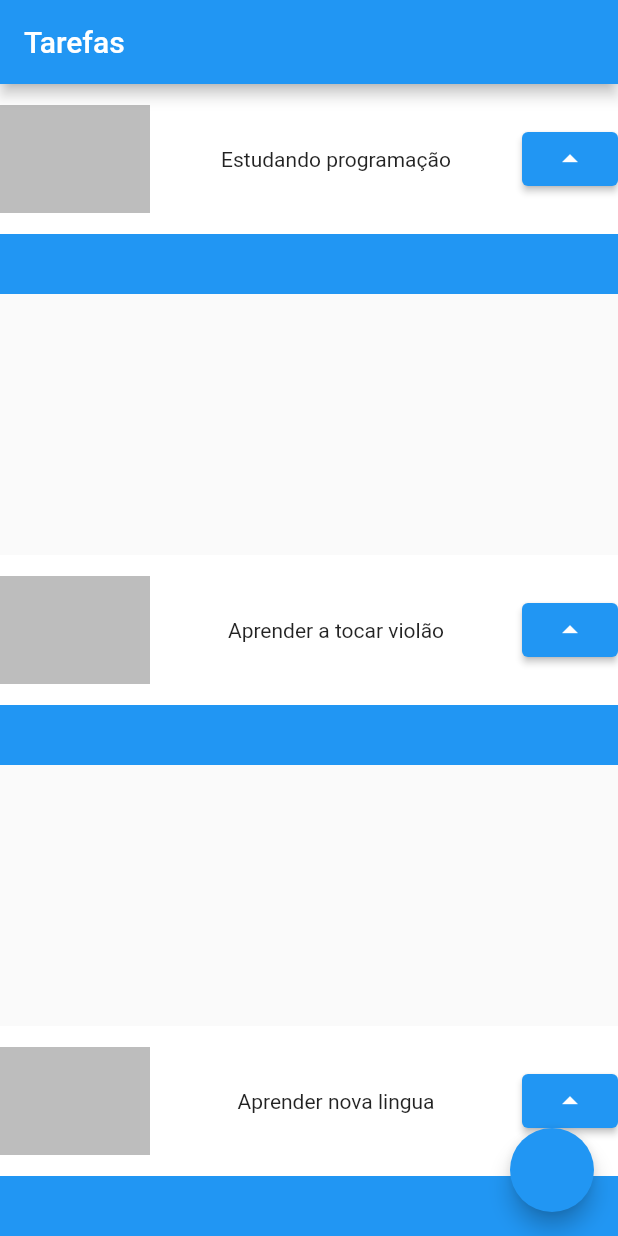
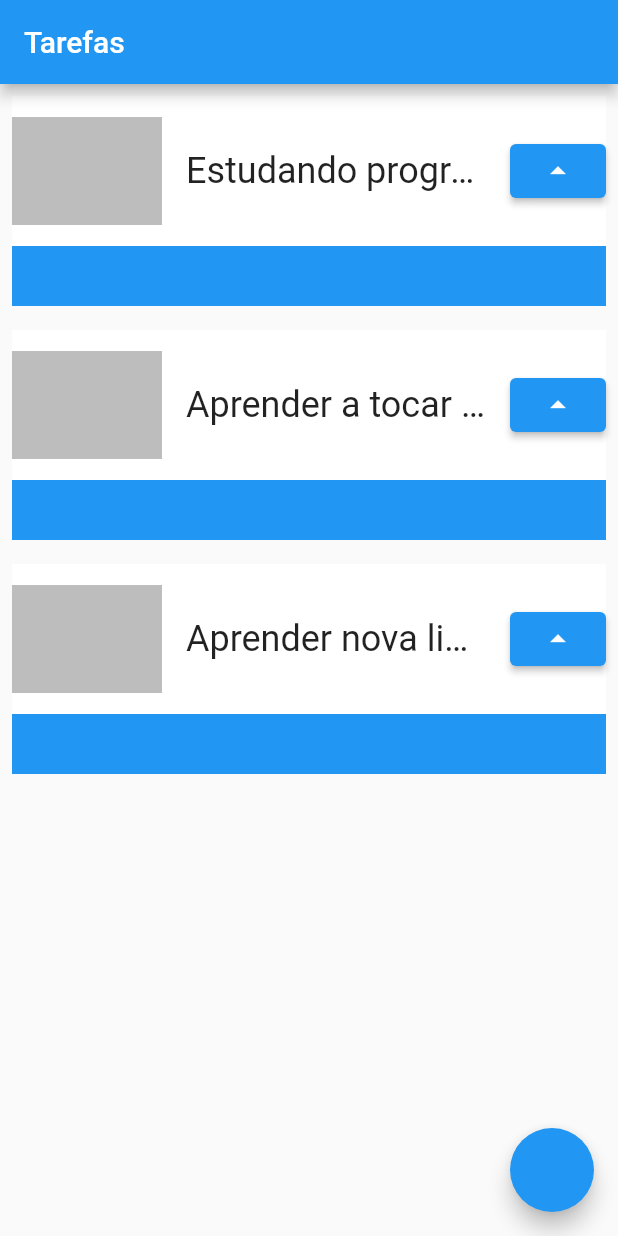
Before and after one commit to vieiragui/Fluttter, a Flutter app: the screen it shows after launch, on a phone screen of 412 x 824 dp. Run offline on Flutter 3.47's test engine with Material 2 defaults, Android fonts, the phone set to English and light mode, and no system bars.

Commit message:
Usando ListView, Padding e Overflow do Text

```diff
--- a/lib/main.dart
+++ b/lib/main.dart
@@ -18,8 +18,7 @@ class MyApp extends StatelessWidget {
         appBar: AppBar(
           title: Text('Tarefas'),
         ),
-        body: Column(
-          mainAxisAlignment: MainAxisAlignment.spaceBetween,
+        body: ListView(
           children: [
             Task("Estudando programação"),
             Task("Aprender a tocar violão"),
@@ -41,7 +40,9 @@ class Task extends StatelessWidget {
 
   @override
   Widget build(BuildContext context) {
-    return Container(
+    return Padding(
+      padding: const EdgeInsets.all(8.0),
+      child: Container(
         child: Stack(
           children: [
             Container(
@@ -59,7 +60,15 @@ class Task extends StatelessWidget {
                     height: 72,
                     width: 100,
                   ),
-                Text(nome),
+                  Container(
+                      width: 200,
+                      child: Text(
+                        nome,
+                        style: TextStyle(
+                          fontSize: 24,
+                          overflow: TextOverflow.ellipsis,
+                        ),
+                      )),
                   ElevatedButton(
                       onPressed: () {}, child: Icon(Icons.arrow_drop_up))
                 ],
@@ -67,6 +76,7 @@ class Task extends StatelessWidget {
             ),
           ],
         ),
+      ),
     );
   }
 }
```
Lines whose indentation alone changed are shown as unchanged.
